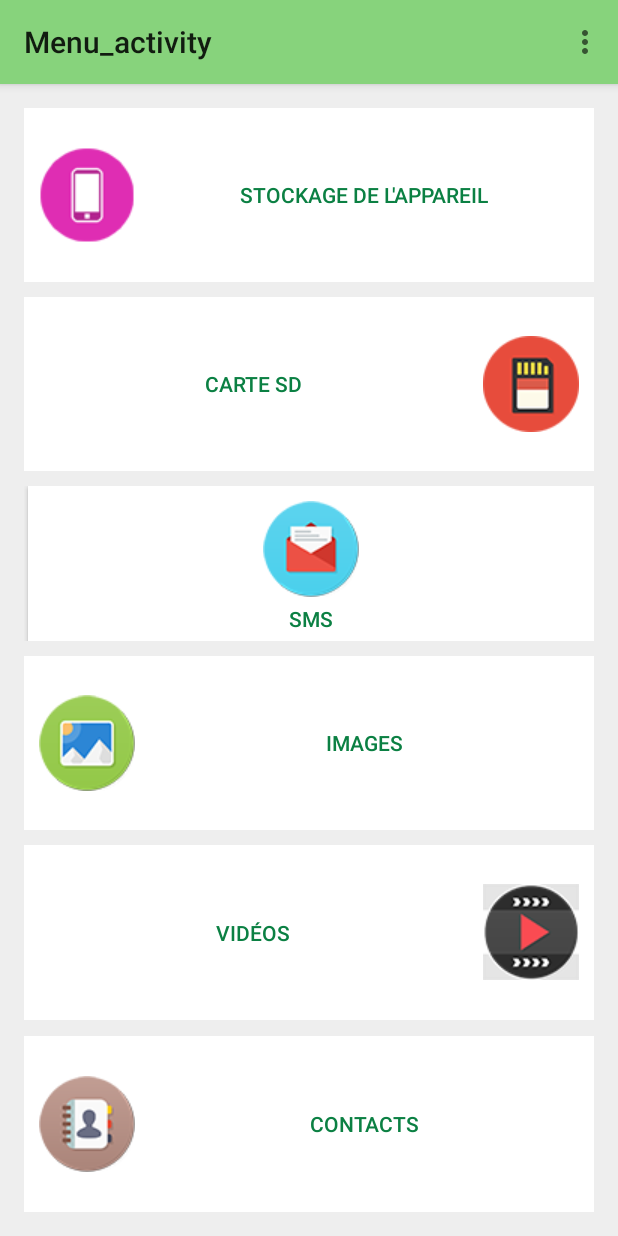
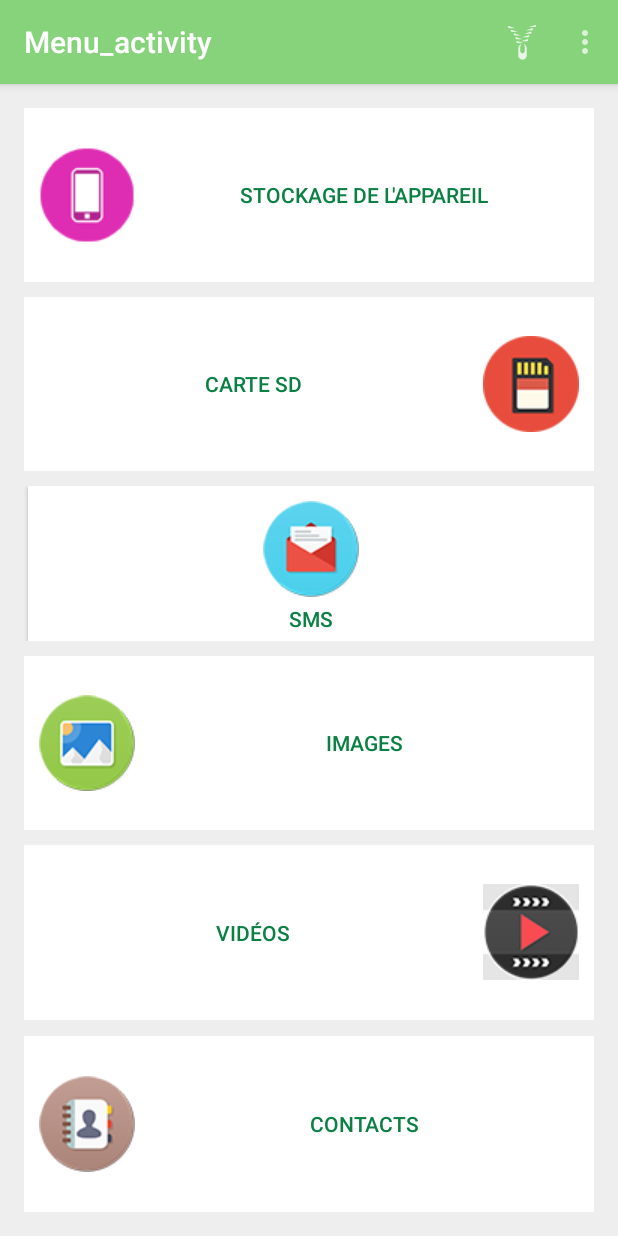
Before and after one commit to CharlyEtu/Zip-it, an Android app: the screen it shows after launch (Menu_activity), on a phone screen of 412 x 824 dp. Run offline under Robolectric (Android 15) with nearby library versions, the phone set to English and light mode, and no system bars.

Commit message:
Color of the action bar and compress icon

```diff
--- a/Zipit/app/src/main/res/layout/tool_bar.xml
+++ b/Zipit/app/src/main/res/layout/tool_bar.xml
@@ -4,7 +4,7 @@
     android:layout_height="wrap_content"
     android:background="@color/ColorPrimary"
     android:elevation="4dp"
-
+    android:theme="@style/ThemeOverlay.AppCompat.Dark"
     >
 
 </android.support.v7.widget.Toolbar>
--- a/Zipit/app/src/main/res/menu/menu_menu_activity.xml
+++ b/Zipit/app/src/main/res/menu/menu_menu_activity.xml
@@ -6,4 +6,11 @@
           android:title="@string/action_settings"
           android:orderInCategory="100"
           app:showAsAction="never"/>
+      <item
+          android:id="@+id/action_compress"
+          android:orderInCategory="200"
+          android:title="Search"
+          android:icon="@drawable/ic_action"
+          app:showAsAction="ifRoom"
+          ></item>
 </menu>
```
Also changed, not shown: Zipit/app/src/main/res/drawable-hdpi/ic_action.png (added), Zipit/app/src/main/res/drawable-mdpi/ic_action.png (added), Zipit/app/src/main/res/drawable-xhdpi/ic_action.png (added), Zipit/app/src/main/res/drawable-xxhdpi/ic_action.png (added).
